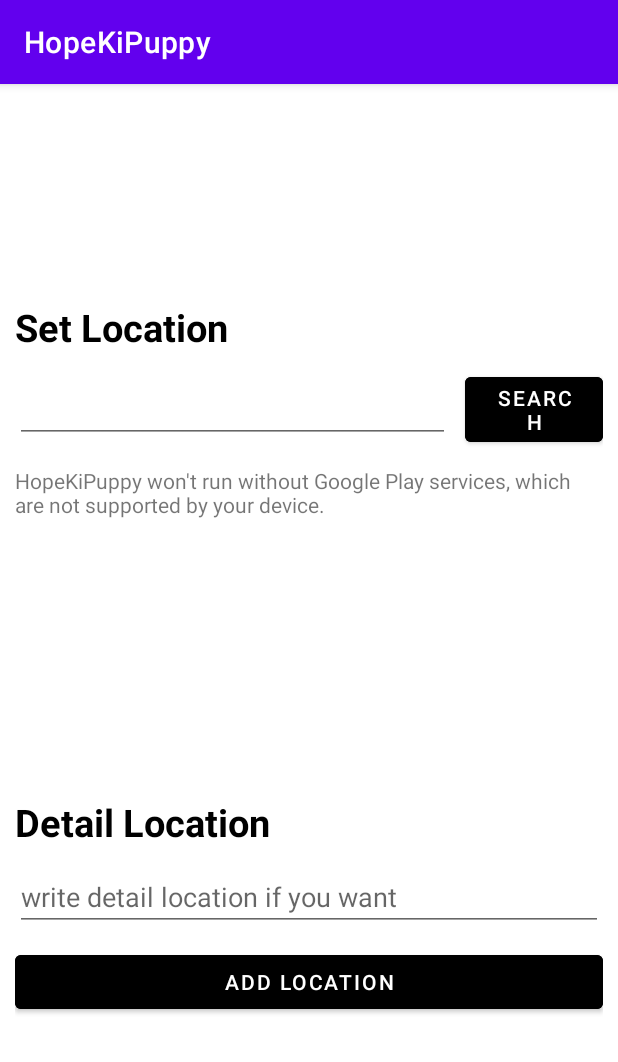
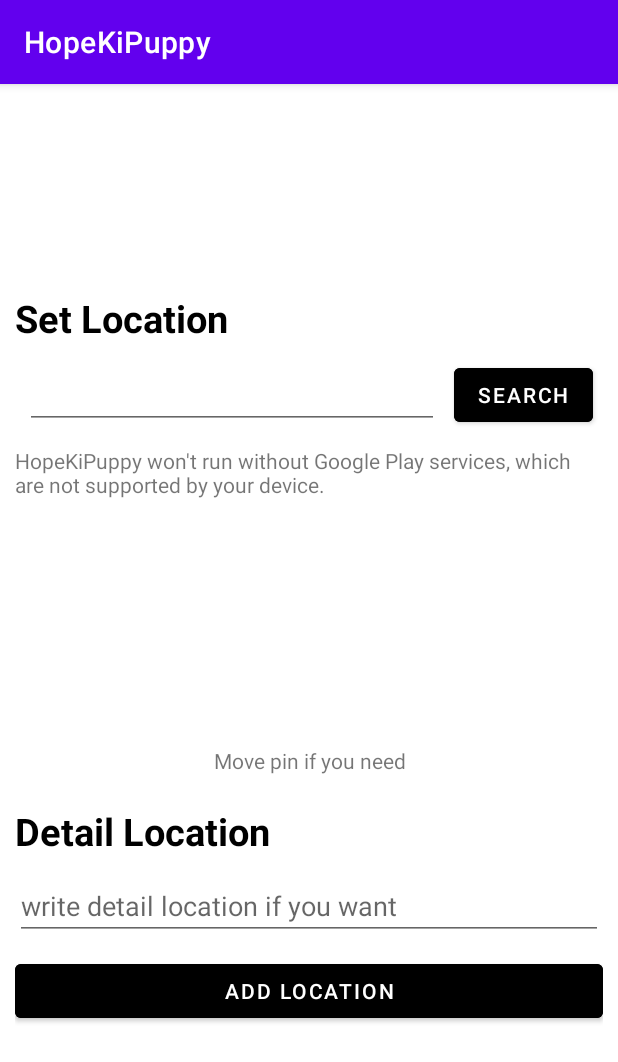
Before and after one commit to twinklesu/HopeKiPuppy, an Android app: the SetLocationFragment screen opened through its navigation route, on a phone screen of 412 x 824 dp. Shown: the top 1062 px of the screen. Run offline under Robolectric (Android 15) with nearby library versions, the phone set to English and light mode, and no system bars; our stand-ins replace Firebase (no records; nobody signed in at launch, a user with empty details on screens opened directly), Timber, data binding; network calls fail.

Commit message:
장소넣어 글쓰기 완료
근데 장소를 먼저 누르지 않으면 ..... 큰일이나는...데....

```diff
--- a/app/src/main/java/com/example/hopekipuppy/SetLocationFragment.kt
+++ b/app/src/main/java/com/example/hopekipuppy/SetLocationFragment.kt
@@ -2,22 +2,36 @@
 
 import android.content.Context
 import android.hardware.SensorManager
+import android.location.Geocoder
 import android.os.Bundle
 import android.view.LayoutInflater
 import android.view.View
 import android.view.ViewGroup
 import android.view.inputmethod.InputMethodManager
 import android.widget.Toast
+import androidx.annotation.RequiresPermission
 import androidx.core.content.ContextCompat.getSystemService
 import androidx.databinding.DataBindingUtil
 import androidx.fragment.app.Fragment
+import androidx.navigation.NavController
+import androidx.navigation.fragment.findNavController
 import com.example.hopekipuppy.databinding.FragmentSetLocationBinding
+import com.example.hopekipuppy.title.LostSimple
+import timber.log.Timber
+import java.util.*
+import kotlin.properties.Delegates
 
 
 @Suppress("DEPRECATION")
 class SetLocationFragment : Fragment() {
 
     private lateinit var binding : FragmentSetLocationBinding
+
+    companion object{
+        var lat by Delegates.notNull<Double>()
+        var long by Delegates.notNull<Double>()
+        var addr: String? = null
+    }
 
 
     override fun onCreate(savedInstanceState: Bundle?) {
@@ -57,7 +71,13 @@
             else Toast.makeText(this.context, "Input location", Toast.LENGTH_SHORT).show()
         }
 
-
+        binding.btAddLoc.setOnClickListener{
+            addr = addr + " " +binding.etDetailLoc.text
+            WriteLostFragment.addr = addr.toString()
+            WriteLostFragment.lat = lat
+            WriteLostFragment.long = long
+            findNavController().navigate(SetLocationFragmentDirections.actionSetLocationFragmentToWriteLostFragment())
+        }
 
 
 
--- a/app/src/main/res/layout/fragment_set_location.xml
+++ b/app/src/main/res/layout/fragment_set_location.xml
@@ -36,7 +36,7 @@
 
                 <EditText
                     android:id="@+id/et_addr"
-                    android:layout_width="290dp"
+                    android:layout_width="276dp"
                     android:layout_height="wrap_content"
                     android:layout_marginRight="10dp" />
 
@@ -56,6 +56,12 @@
 
 
             </FrameLayout>
+
+            <TextView
+                android:layout_width="match_parent"
+                android:layout_height="wrap_content"
+                android:text="Move pin if you need"
+                android:gravity="center_horizontal"/>
 
             <TextView
                 android:id="@+id/text1"
--- a/app/src/main/res/navigation/navigation.xml
+++ b/app/src/main/res/navigation/navigation.xml
@@ -139,7 +139,9 @@
         tools:layout="@layout/fragment_write_lost" >
         <action
             android:id="@+id/action_writeLostFragment_to_detailLostFragment"
-            app:destination="@id/detailLostFragment" />
+            app:destination="@id/detailLostFragment"
+            app:popUpTo="@id/writeLostFragment"
+            app:popUpToInclusive="true" />
         <action
             android:id="@+id/action_writeLostFragment_to_setLocationFragment"
             app:destination="@id/setLocationFragment" />
```
Also changed, not shown: app/src/main/java/com/example/hopekipuppy/DetailLostFragment.kt (+22 -3 lines), app/src/main/java/com/example/hopekipuppy/MapsFragment.kt (+26 -6 lines), app/src/main/java/com/example/hopekipuppy/WriteLostFragment.kt (+39 -5 lines), app/src/main/res/layout/fragment_write_lost.xml (+10 -6 lines).
